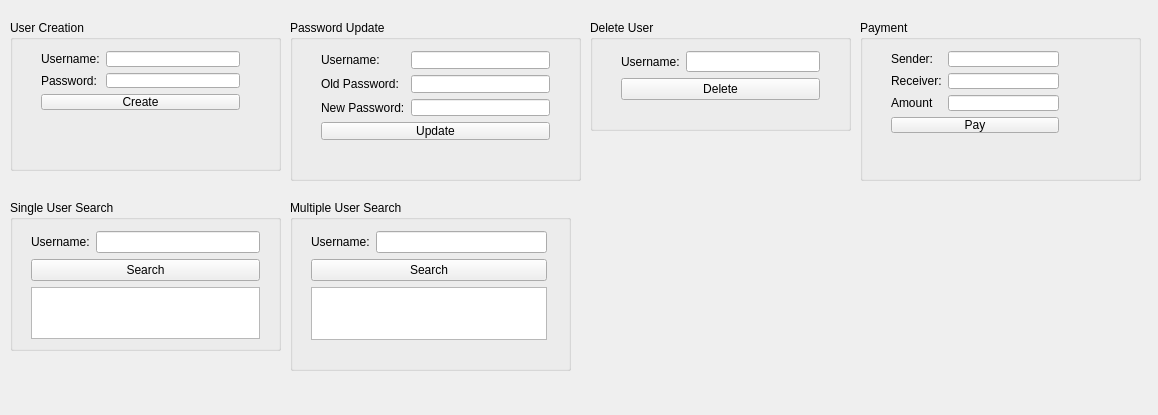
Qt form NetworkRequest/apiform.ui (CodexVII/Qt) before a commit.
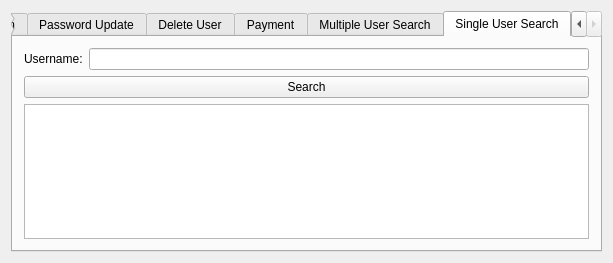
The same form after that commit. The open tabs and pages were chosen to show the change.

Commit message: Forms now collected within tabs

Patch:
```diff
--- a/NetworkRequest/apiform.ui
+++ b/NetworkRequest/apiform.ui
@@ -6,35 +6,26 @@
    <rect>
     <x>0</x>
     <y>0</y>
-    <width>1158</width>
-    <height>415</height>
+    <width>613</width>
+    <height>263</height>
    </rect>
   </property>
   <property name="windowTitle">
    <string>ApiForm</string>
   </property>
-  <widget class="QGroupBox" name="groupBox">
-   <property name="geometry">
-    <rect>
-     <x>10</x>
-     <y>20</y>
-     <width>271</width>
-     <height>151</height>
-    </rect>
-   </property>
-   <property name="title">
+  <layout class="QGridLayout" name="gridLayout_8">
+   <item row="0" column="0">
+    <widget class="QTabWidget" name="tabWidget">
+     <property name="currentIndex">
+      <number>0</number>
+     </property>
+     <widget class="QWidget" name="tab">
+      <attribute name="title">
     <string>User Creation</string>
-   </property>
-   <widget class="QWidget" name="layoutWidget">
-    <property name="geometry">
-     <rect>
-      <x>20</x>
-      <y>20</y>
-      <width>221</width>
-      <height>101</height>
-     </rect>
-    </property>
-    <layout class="QVBoxLayout" name="verticalLayout">
+      </attribute>
+      <layout class="QGridLayout" name="gridLayout">
+       <item row="0" column="0">
+        <layout class="QHBoxLayout" name="horizontalLayout">
      <item>
       <layout class="QFormLayout" name="formLayout">
        <item row="0" column="0">
@@ -75,41 +66,27 @@
          </property>
         </widget>
        </item>
-      </layout>
-     </item>
-     <item>
-      <widget class="QLabel" name="createUser_output">
-       <property name="text">
-        <string/>
+           <item row="3" column="0" colspan="2">
+            <widget class="QTextBrowser" name="createUser_output">
+             <property name="enabled">
+              <bool>true</bool>
        </property>
       </widget>
      </item>
     </layout>
-   </widget>
-  </widget>
-  <widget class="QGroupBox" name="groupBox_2">
-   <property name="geometry">
-    <rect>
-     <x>290</x>
-     <y>20</y>
-     <width>291</width>
-     <height>161</height>
-    </rect>
-   </property>
-   <property name="title">
+         </item>
+        </layout>
+       </item>
+      </layout>
+     </widget>
+     <widget class="QWidget" name="tab_2">
+      <attribute name="title">
     <string>Password Update</string>
-   </property>
-   <widget class="QWidget" name="layoutWidget">
-    <property name="geometry">
-     <rect>
-      <x>20</x>
-      <y>20</y>
-      <width>251</width>
-      <height>131</height>
-     </rect>
-    </property>
-    <layout class="QVBoxLayout" name="verticalLayout_2">
-     <item>
+      </attribute>
+      <layout class="QGridLayout" name="gridLayout_3">
+       <item row="0" column="0">
+        <layout class="QGridLayout" name="gridLayout_2">
+         <item row="0" column="0">
       <layout class="QFormLayout" name="formLayout_2">
        <item row="0" column="0">
         <widget class="QLabel" name="label_5">
@@ -156,39 +133,25 @@
          </property>
         </widget>
        </item>
-      </layout>
-     </item>
-     <item>
-      <widget class="QLabel" name="updatePassword_output">
-       <property name="text">
-        <string/>
+           <item row="4" column="0" colspan="2">
+            <widget class="QTextBrowser" name="updatePassword_output">
+             <property name="enabled">
+              <bool>true</bool>
        </property>
       </widget>
      </item>
     </layout>
-   </widget>
-  </widget>
-  <widget class="QGroupBox" name="groupBox_3">
-   <property name="geometry">
-    <rect>
-     <x>590</x>
-     <y>20</y>
-     <width>261</width>
-     <height>111</height>
-    </rect>
-   </property>
-   <property name="title">
+         </item>
+        </layout>
+       </item>
+      </layout>
+     </widget>
+     <widget class="QWidget" name="tab_3">
+      <attribute name="title">
     <string>Delete User</string>
-   </property>
-   <widget class="QWidget" name="layoutWidget">
-    <property name="geometry">
-     <rect>
-      <x>20</x>
-      <y>20</y>
-      <width>221</width>
-      <height>91</height>
-     </rect>
-    </property>
+      </attribute>
+      <layout class="QGridLayout" name="gridLayout_4">
+       <item row="0" column="0">
     <layout class="QVBoxLayout" name="verticalLayout_3">
      <item>
       <layout class="QFormLayout" name="formLayout_3">
@@ -209,39 +172,25 @@
          </property>
         </widget>
        </item>
-      </layout>
-     </item>
-     <item>
-      <widget class="QLabel" name="deleteUser_output">
-       <property name="text">
-        <string/>
+           <item row="2" column="0" colspan="2">
+            <widget class="QTextBrowser" name="deleteUser_output">
+             <property name="enabled">
+              <bool>true</bool>
        </property>
       </widget>
      </item>
     </layout>
-   </widget>
-  </widget>
-  <widget class="QGroupBox" name="groupBox_4">
-   <property name="geometry">
-    <rect>
-     <x>860</x>
-     <y>20</y>
-     <width>281</width>
-     <height>161</height>
-    </rect>
-   </property>
-   <property name="title">
+         </item>
+        </layout>
+       </item>
+      </layout>
+     </widget>
+     <widget class="QWidget" name="tab_4">
+      <attribute name="title">
     <string>Payment</string>
-   </property>
-   <widget class="QWidget" name="layoutWidget">
-    <property name="geometry">
-     <rect>
-      <x>20</x>
-      <y>20</y>
-      <width>190</width>
-      <height>124</height>
-     </rect>
-    </property>
+      </attribute>
+      <layout class="QGridLayout" name="gridLayout_5">
+       <item row="0" column="0">
     <layout class="QVBoxLayout" name="verticalLayout_4">
      <item>
       <layout class="QFormLayout" name="formLayout_4">
@@ -282,92 +231,25 @@
          </property>
         </widget>
        </item>
-      </layout>
-     </item>
-     <item>
-      <widget class="QLabel" name="payment_output">
-       <property name="text">
-        <string/>
+           <item row="4" column="0" colspan="2">
+            <widget class="QTextBrowser" name="payment_output">
+             <property name="enabled">
+              <bool>true</bool>
        </property>
       </widget>
      </item>
     </layout>
-   </widget>
-  </widget>
-  <widget class="QGroupBox" name="groupBox_5">
-   <property name="geometry">
-    <rect>
-     <x>10</x>
-     <y>200</y>
-     <width>271</width>
-     <height>151</height>
-    </rect>
-   </property>
-   <property name="title">
-    <string>Single User Search</string>
-   </property>
-   <widget class="QWidget" name="">
-    <property name="geometry">
-     <rect>
-      <x>10</x>
-      <y>20</y>
-      <width>251</width>
-      <height>130</height>
-     </rect>
-    </property>
-    <layout class="QVBoxLayout" name="verticalLayout_5">
-     <item>
-      <layout class="QFormLayout" name="formLayout_5">
-       <item row="0" column="0">
-        <widget class="QLabel" name="label_10">
-         <property name="text">
-          <string>Username:</string>
-         </property>
-        </widget>
-       </item>
-       <item row="0" column="1">
-        <widget class="QLineEdit" name="getUser_username">
-         <property name="text">
-          <string/>
-         </property>
-        </widget>
-       </item>
-       <item row="1" column="0" colspan="2">
-        <widget class="QPushButton" name="getUser">
-         <property name="text">
-          <string>Search</string>
-         </property>
-        </widget>
-       </item>
-       <item row="2" column="0" colspan="2">
-        <widget class="QTextEdit" name="getUser_output"/>
-       </item>
+         </item>
       </layout>
      </item>
     </layout>
    </widget>
-  </widget>
-  <widget class="QGroupBox" name="groupBox_6">
-   <property name="geometry">
-    <rect>
-     <x>290</x>
-     <y>200</y>
-     <width>281</width>
-     <height>171</height>
-    </rect>
-   </property>
-   <property name="title">
+     <widget class="QWidget" name="tab_5">
+      <attribute name="title">
     <string>Multiple User Search</string>
-   </property>
-   <widget class="QWidget" name="">
-    <property name="geometry">
-     <rect>
-      <x>10</x>
-      <y>20</y>
-      <width>258</width>
-      <height>131</height>
-     </rect>
-    </property>
+      </attribute>
+      <layout class="QGridLayout" name="gridLayout_6">
+       <item row="0" column="0">
     <layout class="QVBoxLayout" name="verticalLayout_6">
      <item>
       <layout class="QFormLayout" name="formLayout_6">
@@ -391,16 +273,65 @@
       </layout>
      </item>
      <item>
-      <widget class="QTextBrowser" name="multipleUserSearch_output"/>
-     </item>
-    </layout>
-   </widget>
-   <zorder>label_11</zorder>
-   <zorder>multipleUserSearch_username</zorder>
-   <zorder>multipleUserSearch</zorder>
-   <zorder>multipleUserSearch_output</zorder>
-   <zorder></zorder>
-  </widget>
+          <widget class="QTextBrowser" name="multipleUserSearch_output">
+           <property name="enabled">
+            <bool>true</bool>
+           </property>
+          </widget>
+         </item>
+        </layout>
+       </item>
+      </layout>
+     </widget>
+     <widget class="QWidget" name="tab_6">
+      <attribute name="title">
+       <string>Single User Search</string>
+      </attribute>
+      <layout class="QGridLayout" name="gridLayout_7">
+       <item row="0" column="0">
+        <layout class="QVBoxLayout" name="verticalLayout_5">
+         <item>
+          <layout class="QFormLayout" name="formLayout_5">
+           <item row="0" column="0">
+            <widget class="QLabel" name="label_10">
+             <property name="text">
+              <string>Username:</string>
+             </property>
+            </widget>
+           </item>
+           <item row="0" column="1">
+            <widget class="QLineEdit" name="getUser_username">
+             <property name="text">
+              <string/>
+             </property>
+            </widget>
+           </item>
+           <item row="1" column="0" colspan="2">
+            <widget class="QPushButton" name="getUser">
+             <property name="text">
+              <string>Search</string>
+             </property>
+            </widget>
+           </item>
+          </layout>
+         </item>
+         <item>
+          <widget class="QTextBrowser" name="getUser_output">
+           <property name="enabled">
+            <bool>true</bool>
+           </property>
+           <property name="autoFillBackground">
+            <bool>true</bool>
+           </property>
+          </widget>
+         </item>
+        </layout>
+       </item>
+      </layout>
+     </widget>
+    </widget>
+   </item>
+  </layout>
  </widget>
  <layoutdefault spacing="6" margin="11"/>
  <resources/>
```
Lines whose indentation alone changed are shown as unchanged. The commit also changes 3 other files.
